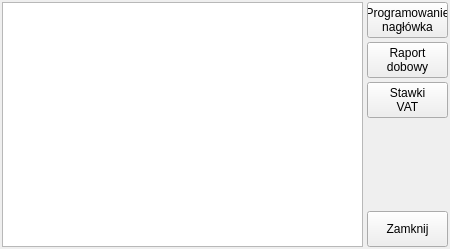
The window that preparingdevicewindow.ui (Kriskus/MemoryTester) describes before a commit, drawn with Qt 5.
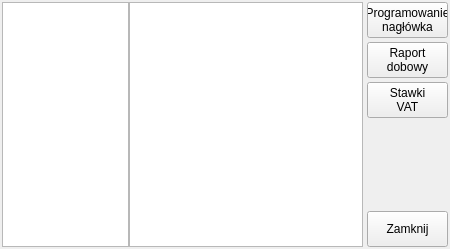
The same window after the commit.

```diff
--- a/preparingdevicewindow.ui
+++ b/preparingdevicewindow.ui
@@ -31,7 +31,24 @@
      <number>4</number>
     </property>
     <item row="0" column="0" rowspan="5">
-     <widget class="QTextBrowser" name="textBrowser"/>
+     <layout class="QHBoxLayout" name="horizontalLayout">
+      <property name="spacing">
+       <number>0</number>
+      </property>
+      <item>
+       <widget class="QTextBrowser" name="textBrowserStatic">
+        <property name="maximumSize">
+         <size>
+          <width>150</width>
+          <height>16777215</height>
+         </size>
+        </property>
+       </widget>
+      </item>
+      <item>
+       <widget class="QTextBrowser" name="textBrowserResponse"/>
+      </item>
+     </layout>
     </item>
     <item row="0" column="1">
      <widget class="QPushButton" name="pushButtonHeader">
```
